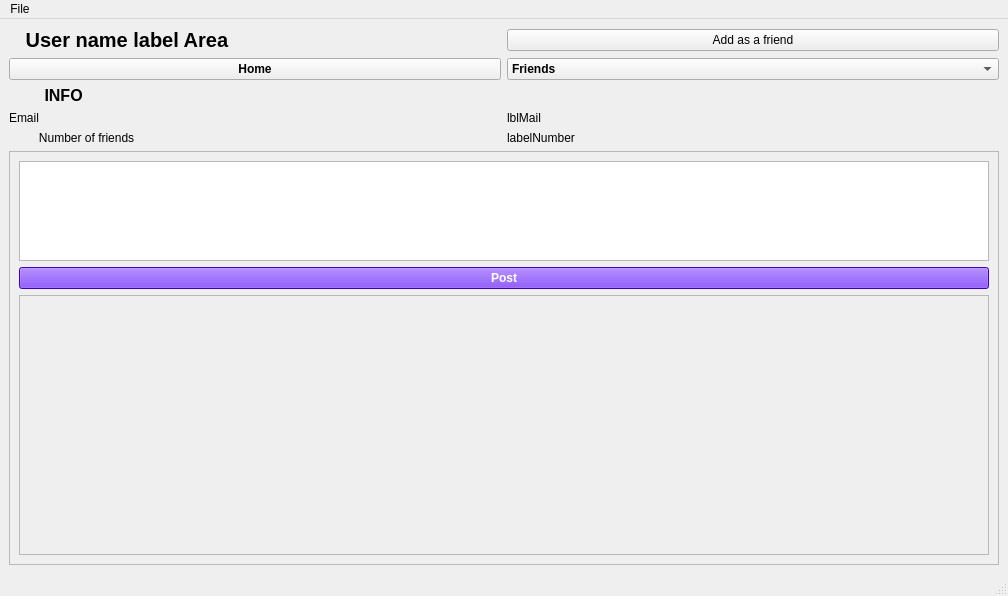
Above: src/qt/forms/profilepage.ui from HTHcoin/helpthehomelesscoin before the change. Below: the same form after it.
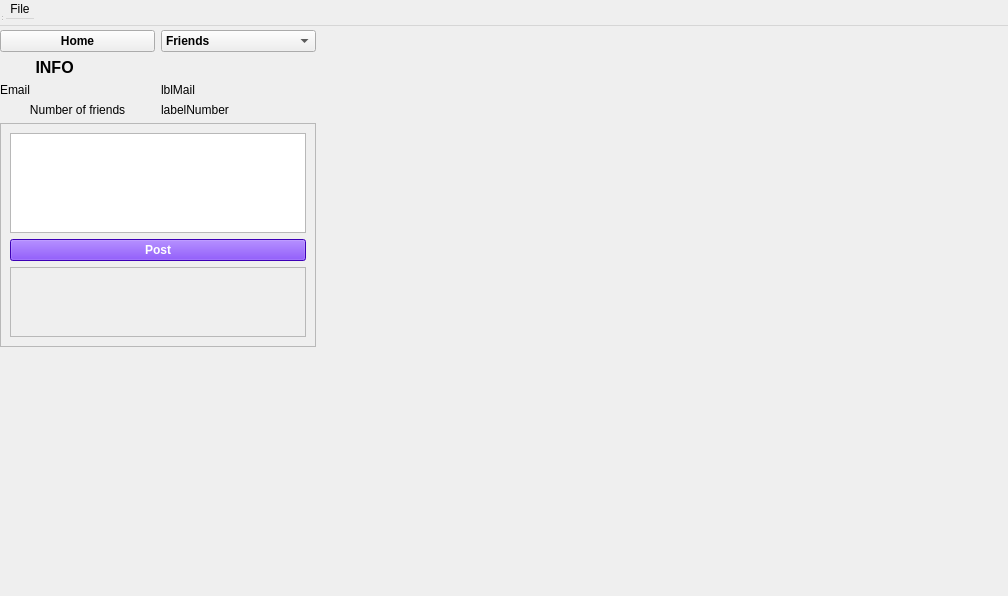
That is the form after the change.

Diff of the .ui file:
```diff
--- a/src/qt/forms/profilepage.ui
+++ b/src/qt/forms/profilepage.ui
@@ -1,7 +1,7 @@
 <?xml version="1.0" encoding="UTF-8"?>
 <ui version="4.0">
  <class>ProfilePage</class>
- <widget class="QMainWindow" name="ProfilePage">
+ <widget class="QWidget" name="ProfilePage">
   <property name="geometry">
    <rect>
     <x>0</x>
```
